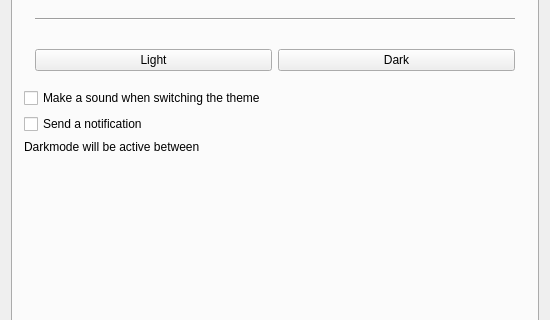
Before: the Qt Designer form designer/main_window.ui in oskarsh/Yin-Yang, drawn with Qt 5; both pictures show x 0 to 550 and y 336 to 656 of the 550 by 800 pixel window.
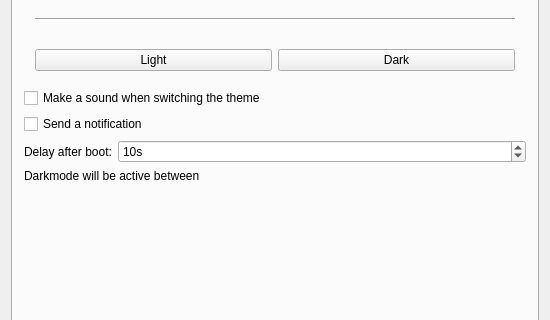
After: the same form once the commit is applied. The open tabs and pages were chosen to show the change. Icons and pictures are not drawn.

Commit message: Add setting for boot offset

Patch:
```diff
--- a/designer/main_window.ui
+++ b/designer/main_window.ui
@@ -310,6 +310,30 @@
           </property>
          </widget>
         </item>
+        <item>
+         <layout class="QFormLayout" name="bootOffsetSettings">
+          <item row="0" column="0">
+           <widget class="QLabel" name="bootOffsetLabel">
+            <property name="toolTip">
+             <string>Time to wait until the system finished booting. Default value is 10 seconds.</string>
+            </property>
+            <property name="text">
+             <string>Delay after boot:</string>
+            </property>
+           </widget>
+          </item>
+          <item row="0" column="1">
+           <widget class="QSpinBox" name="bootOffset">
+            <property name="suffix">
+             <string>s</string>
+            </property>
+            <property name="value">
+             <number>10</number>
+            </property>
+           </widget>
+          </item>
+         </layout>
+        </item>
         <item>
          <widget class="QLabel" name="label_active">
           <property name="text">
```
Left out of the diff: 4 changed lines with no effect on the pictures. The commit also changes 8 other files.
